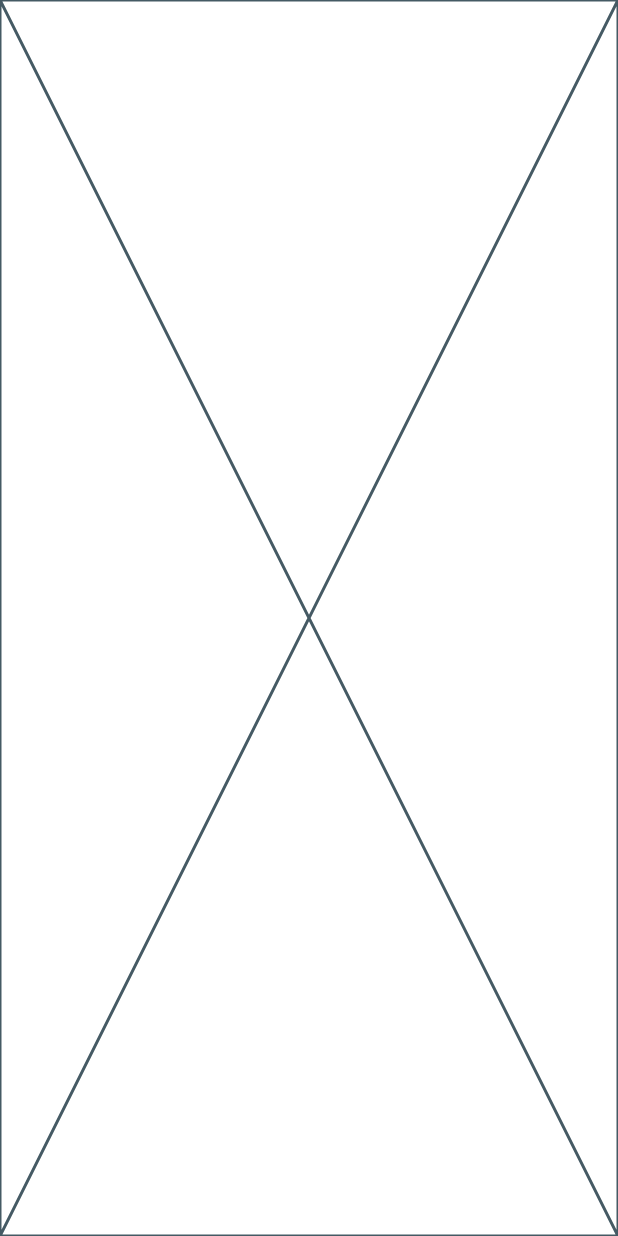
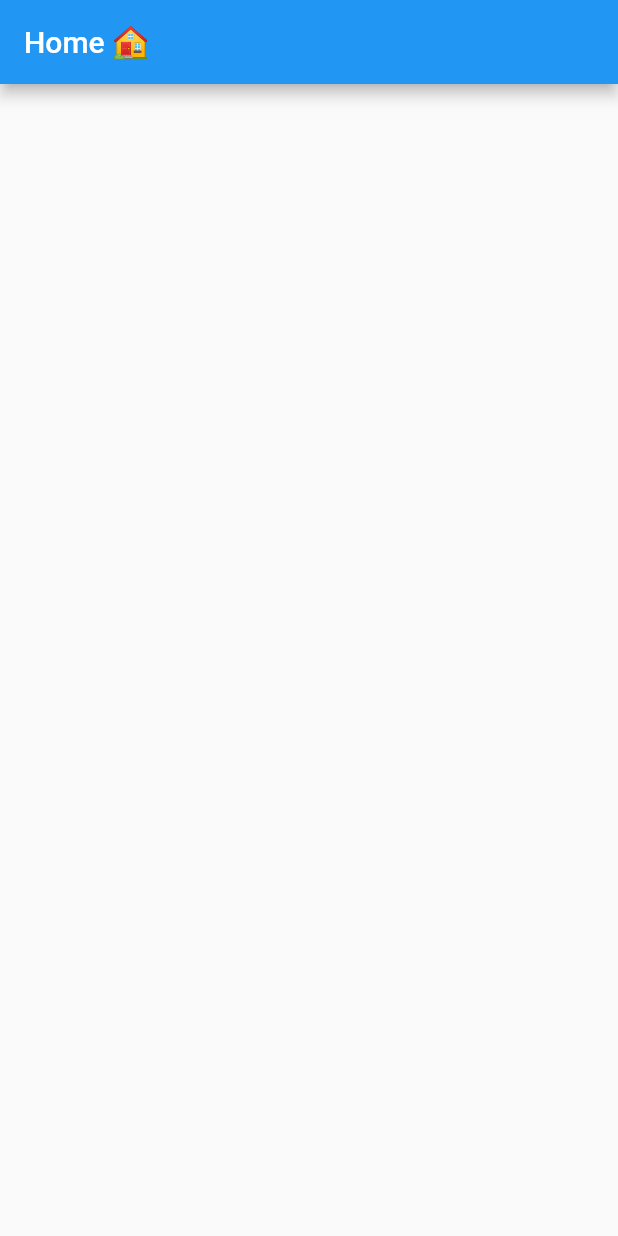
Before and after one commit to smackdh/mynotes, a Flutter app: the screen it shows after launch, on a phone screen of 412 x 824 dp. Run offline on Flutter 3.47's test engine with Material 2 defaults, Android fonts, the phone set to English and light mode, and no system bars; our stand-ins replace firebase_auth, firebase_core; accounts and stored records are empty; generated files the repository leaves out were written again.

Commit message:
add scaffold with appbar to homepage

```diff
--- a/lib/main.dart
+++ b/lib/main.dart
@@ -18,6 +18,8 @@ class HomePage extends StatelessWidget {
 
   @override
   Widget build(BuildContext context) {
-    return const Placeholder();
+    return Scaffold(
+      appBar: AppBar(title: Text("Home 🏠")),
+    );
   }
 }
```
